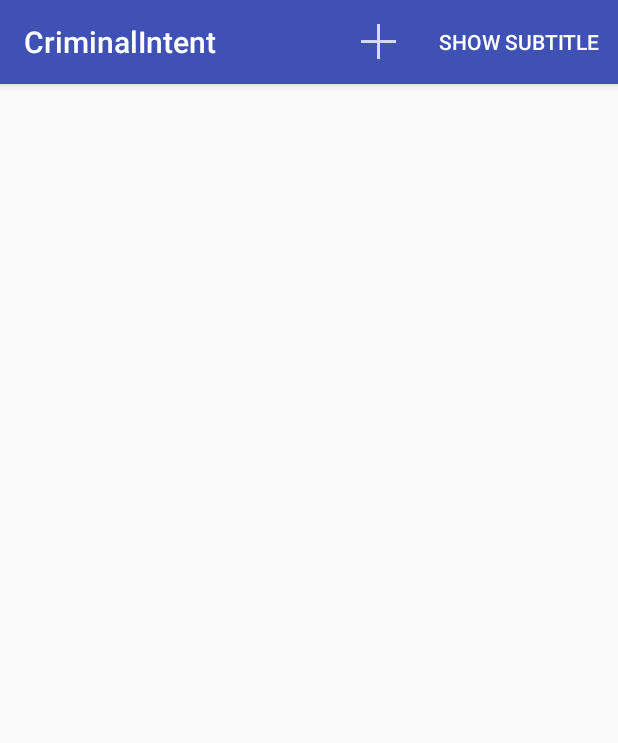
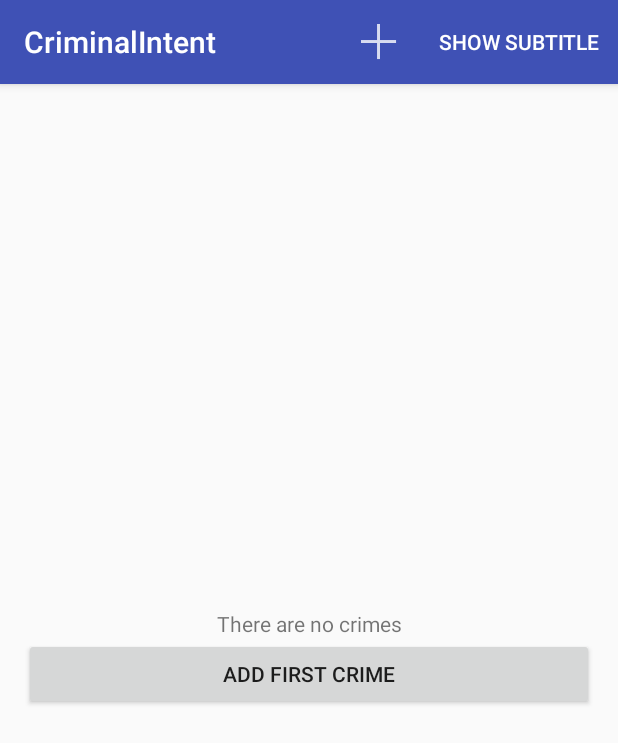
Before and after one commit to phaibin/CriminalIntent, an Android app: the screen it shows after launch (CrimeListActivity), on a phone screen of 412 x 824 dp. Shown: the top 743 px of the screen. Run offline under Robolectric (Android 15) with nearby library versions, the phone set to English and light mode, and no system bars.

Commit message:
no data view

```diff
--- a/app/src/main/java/com/bignerdranch/android/criminalintent/CrimeListFragment.java
+++ b/app/src/main/java/com/bignerdranch/android/criminalintent/CrimeListFragment.java
@@ -13,6 +13,7 @@ import android.view.MenuInflater;
 import android.view.MenuItem;
 import android.view.View;
 import android.view.ViewGroup;
+import android.widget.Button;
 import android.widget.CheckBox;
 import android.widget.TextView;
 
@@ -25,6 +26,7 @@ import java.util.List;
 public class CrimeListFragment extends Fragment {
 
     private RecyclerView mCrimeRecyclerView;
+    private View mNoCrimeView;
     private CrimeAdapter mAdapter;
     private static final int REQUEST_CRIME = 1;
     private boolean mSubtitleVisible;
@@ -42,6 +44,13 @@ public class CrimeListFragment extends Fragment {
         View view = inflater.inflate(R.layout.fragment_crime_list, container, false);
         mCrimeRecyclerView = (RecyclerView) view.findViewById(R.id.crime_recycler_view);
         mCrimeRecyclerView.setLayoutManager(new LinearLayoutManager(getActivity()));
+
+        mNoCrimeView = view.findViewById(R.id.no_prime_view);
+
+        Button addCrimeButton = (Button) view.findViewById(R.id.add_crime_button);
+        addCrimeButton.setOnClickListener(view1 -> {
+            addCrime();
+        });
 
         if (savedInstanceState != null) {
             mSubtitleVisible = savedInstanceState.getBoolean(SAVED_SUBTITLE_VISIBLE);
@@ -80,10 +89,7 @@ public class CrimeListFragment extends Fragment {
     public boolean onOptionsItemSelected(MenuItem item) {
         switch (item.getItemId()) {
             case R.id.menu_item_new_crime:
-                Crime crime = new Crime();
-                CrimeLab.get(getActivity()).addCrime(crime);
-                Intent intent = CrimePagerActivity.newIntent(getActivity(), crime.getId());
-                startActivity(intent);
+                addCrime();
                 return true;
             case R.id.menu_item_show_subtitle:
                 mSubtitleVisible = !mSubtitleVisible;
@@ -95,12 +101,20 @@ public class CrimeListFragment extends Fragment {
         }
     }
 
+    private void addCrime() {
+        Crime crime = new Crime();
+        CrimeLab.get(getActivity()).addCrime(crime);
+        Intent intent = CrimePagerActivity.newIntent(getActivity(), crime.getId());
+        startActivity(intent);
+    }
+
     private void updateSubtitle() {
         CrimeLab crimeLab = CrimeLab.get(getActivity());
-        int crimeCount = crimeLab.getCrimes().size();
+        int crimeSize = crimeLab.getCrimes().size();
         String subtitle = "";
         if (mSubtitleVisible) {
-            subtitle = getString(R.string.subtitle_format, crimeCount);
+            subtitle = getResources().getQuantityString(R.plurals.subtitle_plural, crimeSize, crimeSize);
+//            subtitle = getString(R.string.subtitle_format, crimeCount);
         }
         AppCompatActivity activity = (AppCompatActivity) getActivity();
         activity.getSupportActionBar().setSubtitle(subtitle);
@@ -115,6 +129,12 @@ public class CrimeListFragment extends Fragment {
             mCrimeRecyclerView.setAdapter(mAdapter);
         } else {
             mAdapter.notifyDataSetChanged();
+        }
+
+        if (crimes.size() == 0) {
+            mNoCrimeView.setVisibility(View.VISIBLE);
+        } else {
+            mNoCrimeView.setVisibility(View.INVISIBLE);
         }
 
         updateSubtitle();
--- a/app/src/main/res/layout/fragment_crime_list.xml
+++ b/app/src/main/res/layout/fragment_crime_list.xml
@@ -1,7 +1,34 @@
 <?xml version="1.0" encoding="utf-8"?>
-<android.support.v7.widget.RecyclerView xmlns:android="http://schemas.android.com/apk/res/android"
-                                        android:id="@+id/crime_recycler_view"
-                                        android:layout_width="match_parent"
-                                        android:layout_height="match_parent">
+<FrameLayout xmlns:android="http://schemas.android.com/apk/res/android"
+             android:layout_width="match_parent"
+             android:layout_height="match_parent">
 
-</android.support.v7.widget.RecyclerView>
+    <android.support.v7.widget.RecyclerView
+        android:id="@+id/crime_recycler_view"
+        android:layout_width="match_parent"
+        android:layout_height="match_parent">
+
+    </android.support.v7.widget.RecyclerView>
+
+    <LinearLayout
+        android:id="@+id/no_prime_view"
+        android:layout_width="match_parent"
+        android:layout_height="wrap_content"
+        android:layout_gravity="center_vertical"
+        android:orientation="vertical">
+
+        <TextView
+            android:layout_width="match_parent"
+            android:layout_height="wrap_content"
+            android:gravity="center"
+            android:text="@string/no_crime"/>
+
+        <Button
+            android:id="@+id/add_crime_button"
+            android:layout_width="match_parent"
+            android:layout_height="wrap_content"
+            android:layout_marginLeft="16dp"
+            android:layout_marginRight="16dp"
+            android:text="@string/add_first_crime"/>
+    </LinearLayout>
+</FrameLayout>
--- a/app/src/main/res/values/strings.xml
+++ b/app/src/main/res/values/strings.xml
@@ -10,5 +10,10 @@
     <string name="delete_crime">Delete Crime</string>
     <string name="show_subtitle">Show Subtitle</string>
     <string name="hide_subtitle">Hide Subtitle</string>
-    <string name="subtitle_format">%1$s crimes</string>
+    <string name="no_crime">There are no crimes</string>
+    <string name="add_first_crime">Add First Crime</string>
+    <plurals name="subtitle_plural">
+        <item quantity="one">%1$s crime</item>
+        <item quantity="other">%1$s crimes</item>
+    </plurals>
 </resources>
```
